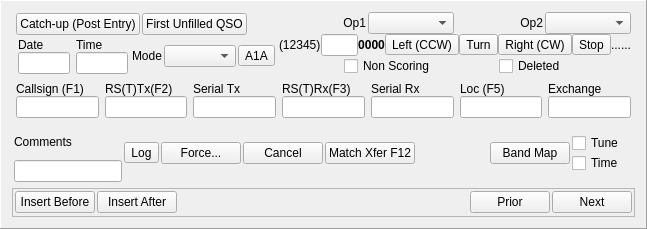
The window that mqt/MqtLogger/qsologframe.ui (zsteva/backup-minos2) describes before a commit, drawn with Qt 5.
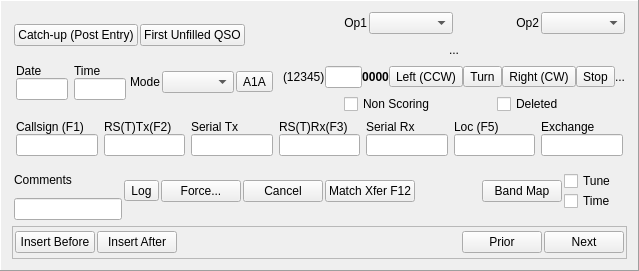
The same window after the commit.

Patch:
```diff
--- a/mqt/MqtLogger/qsologframe.ui
+++ b/mqt/MqtLogger/qsologframe.ui
@@ -6,8 +6,8 @@
    <rect>
     <x>0</x>
     <y>0</y>
-    <width>647</width>
-    <height>229</height>
+    <width>639</width>
+    <height>271</height>
    </rect>
   </property>
   <property name="windowTitle">
@@ -24,16 +24,9 @@
   </property>
   <layout class="QVBoxLayout" name="verticalLayout_14">
    <item>
-    <layout class="QHBoxLayout" name="horizontalLayout_6">
-     <property name="spacing">
-      <number>0</number>
-     </property>
-     <property name="leftMargin">
-      <number>2</number>
-     </property>
-     <property name="rightMargin">
-      <number>2</number>
-     </property>
+    <layout class="QHBoxLayout" name="horizontalLayout_11">
+     <item>
+      <layout class="QVBoxLayout" name="verticalLayout_16">
      <item>
       <layout class="QVBoxLayout" name="verticalLayout_13">
        <property name="spacing">
@@ -85,6 +78,8 @@
          </item>
         </layout>
        </item>
+        </layout>
+       </item>
        <item>
         <layout class="QHBoxLayout" name="horizontalLayout_5">
          <property name="spacing">
@@ -192,6 +187,8 @@
       </layout>
      </item>
      <item>
+      <layout class="QVBoxLayout" name="verticalLayout_15">
+       <item>
       <layout class="QVBoxLayout" name="verticalLayout">
        <property name="spacing">
         <number>0</number>
@@ -243,6 +240,45 @@
          </item>
         </layout>
        </item>
+        </layout>
+       </item>
+       <item>
+        <layout class="QHBoxLayout" name="horizontalLayout_6">
+         <item>
+          <spacer name="horizontalSpacer_3">
+           <property name="orientation">
+            <enum>Qt::Horizontal</enum>
+           </property>
+           <property name="sizeHint" stdset="0">
+            <size>
+             <width>40</width>
+             <height>20</height>
+            </size>
+           </property>
+          </spacer>
+         </item>
+         <item>
+          <widget class="QLabel" name="antennaName">
+           <property name="text">
+            <string>...</string>
+           </property>
+          </widget>
+         </item>
+         <item>
+          <spacer name="horizontalSpacer_11">
+           <property name="orientation">
+            <enum>Qt::Horizontal</enum>
+           </property>
+           <property name="sizeHint" stdset="0">
+            <size>
+             <width>40</width>
+             <height>20</height>
+            </size>
+           </property>
+          </spacer>
+         </item>
+        </layout>
+       </item>
        <item>
         <layout class="QHBoxLayout" name="horizontalLayout_2">
          <property name="spacing">
@@ -352,26 +388,6 @@
            </property>
           </widget>
          </item>
-         <item>
-          <widget class="QLabel" name="antennaName">
-           <property name="text">
-            <string>...</string>
-           </property>
-          </widget>
-         </item>
-         <item>
-          <spacer name="horizontalSpacer_5">
-           <property name="orientation">
-            <enum>Qt::Horizontal</enum>
-           </property>
-           <property name="sizeHint" stdset="0">
-            <size>
-             <width>40</width>
-             <height>20</height>
-            </size>
-           </property>
-          </spacer>
-         </item>
          <item>
           <widget class="QLabel" name="rotatorState">
            <property name="text">
@@ -379,6 +395,19 @@
            </property>
           </widget>
          </item>
+         <item>
+          <spacer name="horizontalSpacer_5">
+           <property name="orientation">
+            <enum>Qt::Horizontal</enum>
+           </property>
+           <property name="sizeHint" stdset="0">
+            <size>
+             <width>40</width>
+             <height>20</height>
+            </size>
+           </property>
+          </spacer>
+         </item>
         </layout>
        </item>
        <item>
```
Left out of the diff: 15 changed lines with no effect on the pictures. Lines whose indentation alone changed are shown as unchanged.
